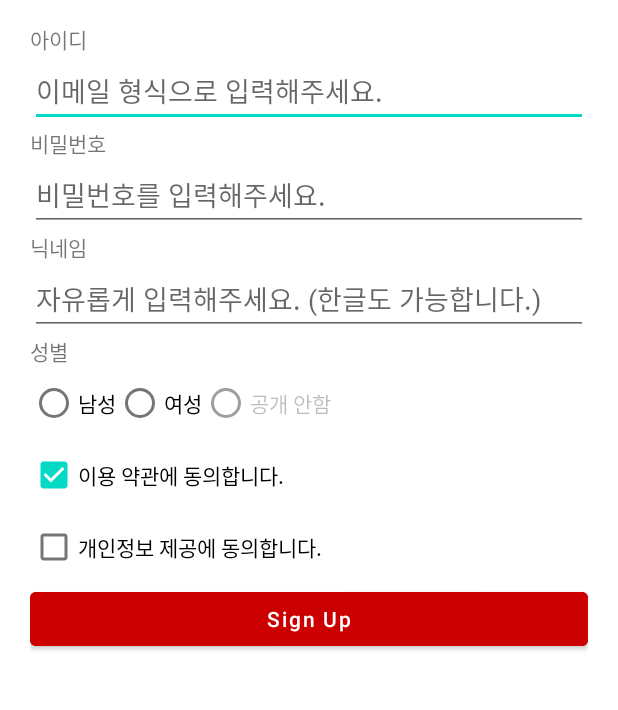
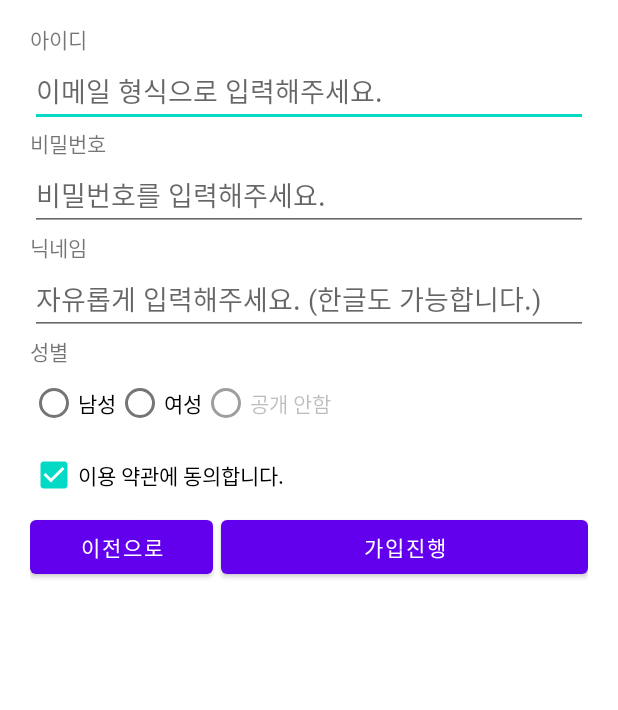
Before and after one commit to no1msh/UIPractice_20220219, an Android app: the screen it shows after launch (MainActivity), on a phone screen of 412 x 824 dp, the part 309-1019 px from its top. Run offline under Robolectric (Android 15) with nearby library versions, the phone set to English and light mode, and no system bars.

Commit message:
weight 속성 체험

```diff
--- a/app/src/main/res/layout/activity_main.xml
+++ b/app/src/main/res/layout/activity_main.xml
@@ -1,26 +1,25 @@
 <?xml version="1.0" encoding="utf-8"?>
 <LinearLayout xmlns:android="http://schemas.android.com/apk/res/android"
-    xmlns:app="http://schemas.android.com/apk/res-auto"
     xmlns:tools="http://schemas.android.com/tools"
     android:layout_width="match_parent"
     android:layout_height="match_parent"
+    android:background="#ffffff"
     android:orientation="vertical"
     android:padding="20dp"
-    android:background="#ffffff"
     tools:context=".MainActivity">
 
     <LinearLayout
         android:layout_width="match_parent"
         android:layout_height="wrap_content"
-        android:orientation="vertical"
+        android:layout_marginTop="10dp"
         android:gravity="center"
-        android:layout_marginTop="10dp">
+        android:orientation="vertical">
 
         <ImageView
             android:layout_width="120dp"
             android:layout_height="120dp"
             android:scaleType="centerInside"
-            android:src="@drawable/neppplus_logo01"/>
+            android:src="@drawable/neppplus_logo01" />
 
     </LinearLayout>
 
@@ -72,33 +71,52 @@
         <RadioButton
             android:layout_width="wrap_content"
             android:layout_height="wrap_content"
-            android:text="남성"/>
+            android:text="남성" />
+
         <RadioButton
             android:layout_width="wrap_content"
             android:layout_height="wrap_content"
-            android:text="여성"/>
+            android:text="여성" />
+
         <RadioButton
             android:layout_width="wrap_content"
             android:layout_height="wrap_content"
             android:enabled="false"
-            android:text="공개 안함"/>
+            android:text="공개 안함" />
     </RadioGroup>
 
     <CheckBox
         android:layout_width="wrap_content"
         android:layout_height="wrap_content"
-        android:text="이용 약관에 동의합니다."
-        android:checked="true"/>
+        android:checked="true"
+        android:text="이용 약관에 동의합니다." />
 
     <CheckBox
         android:layout_width="wrap_content"
         android:layout_height="wrap_content"
-        android:text="개인정보 제공에 동의합니다." />
-    <Button
+        android:text="개인정보 제공에 동의합니다."
+        android:visibility="gone" />
+
+    <LinearLayout
         android:layout_width="match_parent"
         android:layout_height="wrap_content"
-        android:backgroundTint="#cc0000"
-        android:text="Sign Up"
-        android:textAllCaps="false" />
+        android:orientation="horizontal">
+
+        <Button
+            android:layout_width="0dp"
+            android:layout_height="wrap_content"
+            android:text="이전으로"
+            android:layout_weight="1"/>
+
+        <Button
+            android:layout_width="0dp"
+            android:layout_height="wrap_content"
+            android:text="가입진행"
+            android:layout_marginStart="5dp"
+            android:layout_weight="2"/>
+
+
+
+    </LinearLayout>
 
 </LinearLayout>
```
